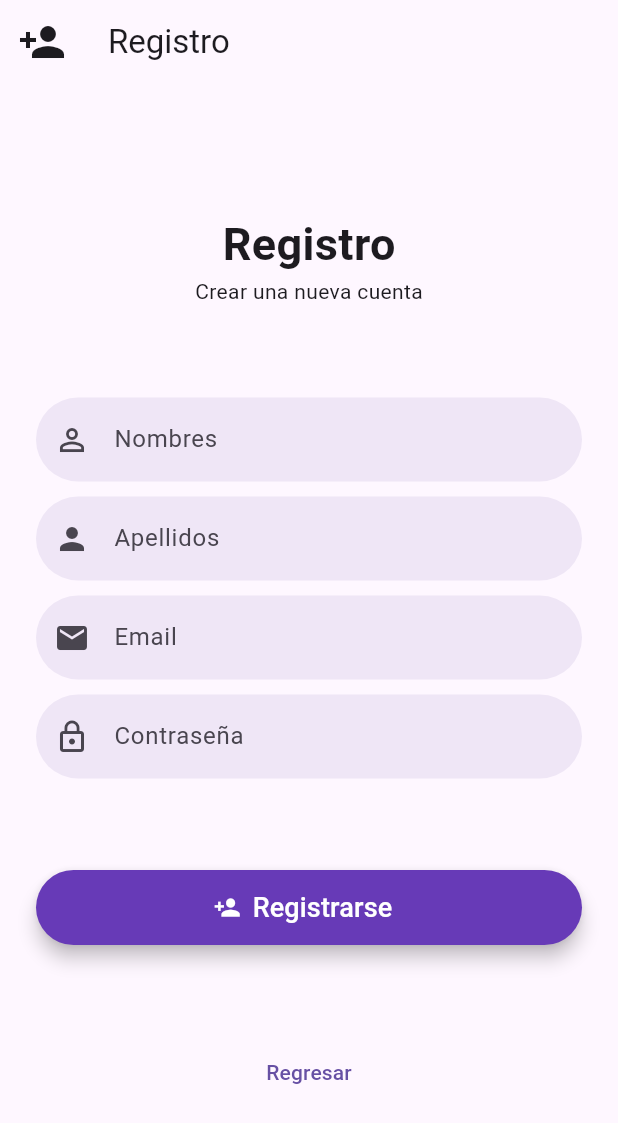
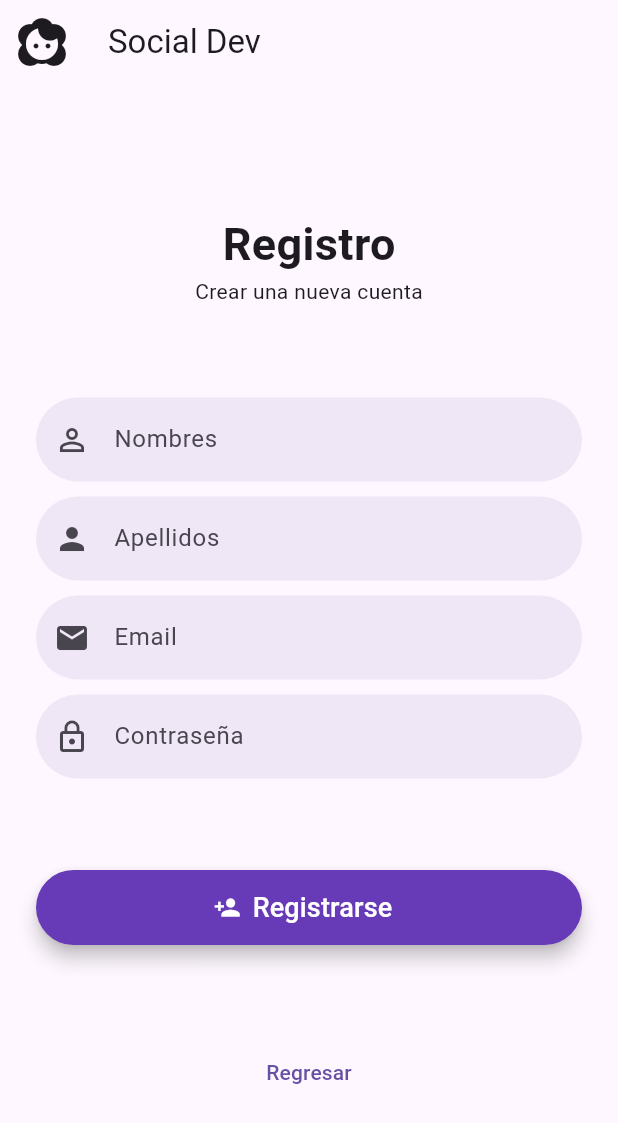
Before and after one commit to Luissylar/red_social_app, a Flutter app: the RegisterPage screen opened directly, on a phone screen of 412 x 824 dp. Shown: the top 1123 px of the screen. Run offline on Flutter 3.47's test engine with Material 3 defaults, Android fonts, the phone set to English and light mode, and no system bars.

Commit message:
appvar de icono y nombre de aplicacion en register

```diff
--- a/lib/pages/register.dart
+++ b/lib/pages/register.dart
@@ -8,10 +8,10 @@ class RegisterPage extends StatelessWidget {
     return SafeArea(
       child: Scaffold(
         appBar: AppBar(
-          title: Text("Registro"),
-          leading: Icon(
-            Icons.person_add,
-            size: 32,
+          title: Text("Social Dev"),
+          leading: Icon( // Icono como logotipo de red social
+            Icons.face_2, // Cambia a cualquier icono que desees usar como logotipo de red social
+            size: 32, // Tamaño del icono
           ),
         ),
         body: Container(
```
